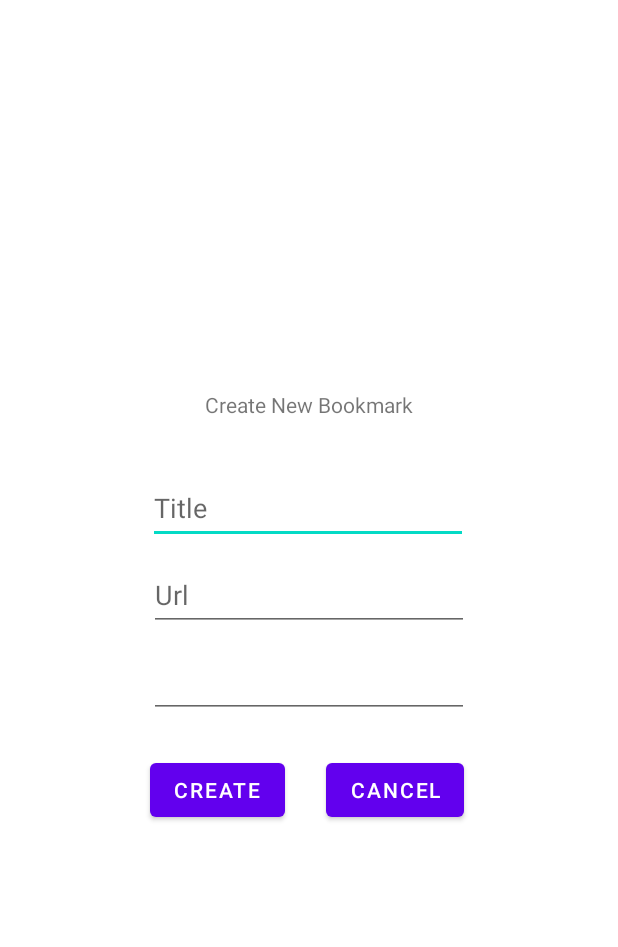
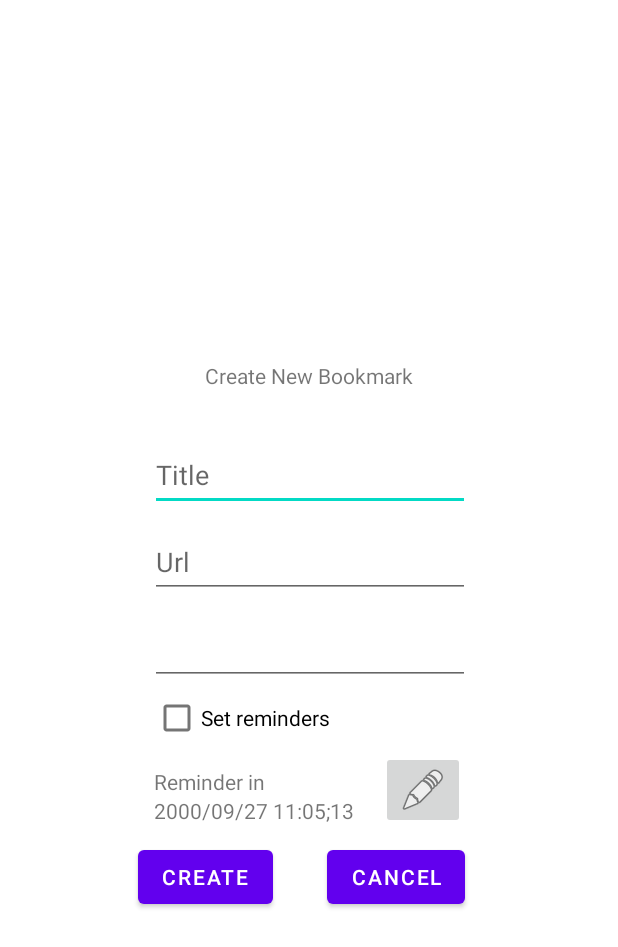
Before and after one commit to daniyusra/BookMarkTracker, an Android app: the layout make_bookmark.xml on its own in the app's theme, with its tools: preview values and no code run, on a phone screen of 412 x 824 dp. Shown: the top 947 px of the screen. Run offline under Robolectric (Android 15) with nearby library versions, the phone set to English and light mode, and no system bars.

```diff
--- a/app/build.gradle
+++ b/app/build.gradle
@@ -37,6 +37,7 @@ dependencies {
     implementation 'androidx.constraintlayout:constraintlayout:2.1.3'
     implementation 'androidx.navigation:navigation-fragment:2.3.5'
     implementation 'androidx.navigation:navigation-ui:2.3.5'
+    implementation 'androidx.legacy:legacy-support-v4:1.0.0'
     testImplementation 'junit:junit:4.+'
     androidTestImplementation 'androidx.test.ext:junit:1.1.3'
     androidTestImplementation 'androidx.test.espresso:espresso-core:3.4.0'
--- a/app/src/main/res/layout/make_bookmark.xml
+++ b/app/src/main/res/layout/make_bookmark.xml
@@ -9,43 +9,47 @@
         android:id="@+id/edit_text_title"
         android:layout_width="wrap_content"
         android:layout_height="wrap_content"
+        android:layout_margin="10dp"
         android:ems="10"
+        android:hint="Title"
         android:inputType="textPersonName"
         android:minHeight="48dp"
-        android:hint="Title"
-        android:layout_margin="10dp"
         app:layout_constraintBottom_toBottomOf="parent"
         app:layout_constraintEnd_toEndOf="parent"
-        app:layout_constraintHorizontal_bias="0.497"
+        app:layout_constraintHorizontal_bias="0.502"
         app:layout_constraintStart_toStartOf="parent"
         app:layout_constraintTop_toTopOf="parent"
-        app:layout_constraintVertical_bias="0.403" />
+        app:layout_constraintVertical_bias="0.374" />
+
+    <EditText
+        android:id="@+id/edit_text_description"
+        android:layout_width="wrap_content"
+        android:layout_height="wrap_content"
+        android:layout_margin="10dp"
+        android:layout_marginTop="12dp"
+        android:ems="10"
+        android:gravity="start|top"
+        android:inputType="textMultiLine"
+        android:minHeight="48dp"
+        app:layout_constraintEnd_toEndOf="parent"
+        app:layout_constraintHorizontal_bias="0.502"
+        app:layout_constraintStart_toStartOf="parent"
+        app:layout_constraintTop_toBottomOf="@+id/edit_text_url" />
 
     <EditText
         android:id="@+id/edit_text_url"
         android:layout_width="wrap_content"
         android:layout_height="wrap_content"
         android:layout_margin="10dp"
+        android:layout_marginTop="8dp"
         android:ems="10"
         android:hint="Url"
         android:inputType="textPersonName"
         android:minHeight="48dp"
         app:layout_constraintEnd_toEndOf="parent"
+        app:layout_constraintHorizontal_bias="0.502"
         app:layout_constraintStart_toStartOf="parent"
         app:layout_constraintTop_toBottomOf="@+id/edit_text_title" />
-
-    <EditText
-        android:id="@+id/edit_text_description"
-        android:layout_width="wrap_content"
-        android:layout_height="wrap_content"
-        android:ems="10"
-        android:layout_margin="10dp"
-        android:gravity="start|top"
-        android:inputType="textMultiLine"
-        android:minHeight="48dp"
-        app:layout_constraintEnd_toEndOf="parent"
-        app:layout_constraintStart_toStartOf="parent"
-        app:layout_constraintTop_toBottomOf="@+id/edit_text_url" />
 
     <TextView
         android:id="@+id/textView2"
@@ -59,23 +63,61 @@
         app:layout_constraintVertical_bias="0.88" />
 
     <Button
+        android:id="@+id/button_exit"
+        android:layout_width="wrap_content"
+        android:layout_height="wrap_content"
+        android:layout_marginTop="104dp"
+        android:text="Cancel"
+        app:layout_constraintEnd_toEndOf="parent"
+        app:layout_constraintHorizontal_bias="0.259"
+        app:layout_constraintStart_toEndOf="@+id/button_create_bookmark"
+        app:layout_constraintTop_toBottomOf="@+id/edit_text_description" />
+
+    <Button
         android:id="@+id/button_create_bookmark"
         android:layout_width="wrap_content"
         android:layout_height="wrap_content"
-        android:layout_marginStart="100dp"
-        android:layout_marginTop="24dp"
+        android:layout_marginStart="92dp"
+        android:layout_marginTop="104dp"
         android:text="create"
         app:layout_constraintStart_toStartOf="parent"
         app:layout_constraintTop_toBottomOf="@+id/edit_text_description" />
 
-    <Button
-        android:id="@+id/button_exit"
+    <TextView
+        android:id="@+id/textView"
         android:layout_width="wrap_content"
         android:layout_height="wrap_content"
-        android:layout_marginTop="24dp"
-        android:text="Cancel"
+        android:text="Reminder in"
+        app:layout_constraintBottom_toTopOf="@+id/button_create_bookmark"
         app:layout_constraintEnd_toEndOf="parent"
-        app:layout_constraintHorizontal_bias="0.212"
-        app:layout_constraintStart_toEndOf="@+id/button_create_bookmark"
+        app:layout_constraintHorizontal_bias="0.303"
+        app:layout_constraintStart_toStartOf="parent"
+        app:layout_constraintTop_toBottomOf="@+id/edit_text_description"
+        app:layout_constraintVertical_bias="0.647" />
+
+    <CheckBox
+        android:id="@+id/CheckBoxReminder"
+        android:layout_width="208dp"
+        android:layout_height="44dp"
+        android:text="Set reminders"
+        app:layout_constraintEnd_toEndOf="parent"
+        app:layout_constraintStart_toStartOf="parent"
         app:layout_constraintTop_toBottomOf="@+id/edit_text_description" />
+
+    <TextView
+        android:id="@+id/textViewDate"
+        android:layout_width="wrap_content"
+        android:layout_height="wrap_content"
+        android:text="2000/09/27 11:05;13"
+        app:layout_constraintStart_toStartOf="@+id/textView"
+        app:layout_constraintTop_toBottomOf="@+id/textView" />
+
+    <ImageButton
+        android:id="@+id/imageButton2"
+        android:layout_width="wrap_content"
+        android:layout_height="wrap_content"
+        app:layout_constraintEnd_toEndOf="@+id/CheckBoxReminder"
+        app:layout_constraintTop_toBottomOf="@+id/CheckBoxReminder"
+        app:srcCompat="@android:drawable/ic_menu_edit" />
+
 </androidx.constraintlayout.widget.ConstraintLayout>
--- a/app/src/main/res/values/strings.xml
+++ b/app/src/main/res/values/strings.xml
@@ -10,4 +10,6 @@
     <string name="hello_first_fragment">Hello first fragment</string>
     <string name="hello_second_fragment">Hello second fragment. Arg: %1$s</string>
     <string name="create_new_bookmark">Create New Bookmark</string>
+    <!-- TODO: Remove or change this placeholder text -->
+    <string name="hello_blank_fragment">Hello blank fragment</string>
 </resources>
```
Also changed, not shown: app/src/main/java/com/cjlcboys/bookmarktracker/MainActivity.java (+51 -1 lines), app/src/main/res/layout/date_time_picker.xml (added, +26 -0 lines).
